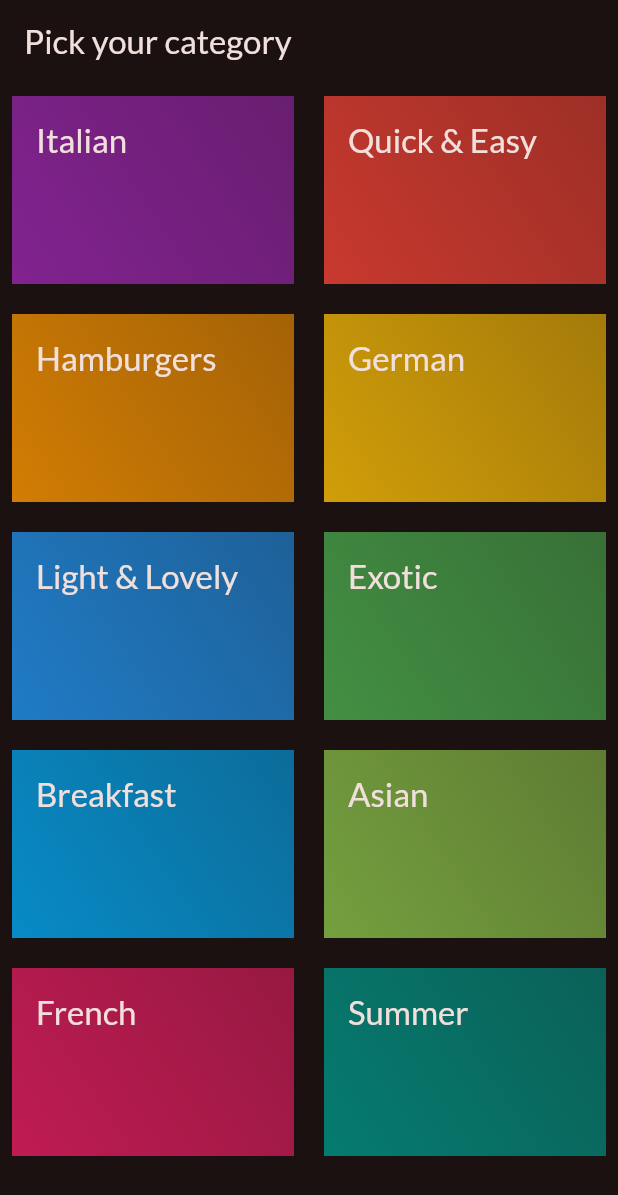
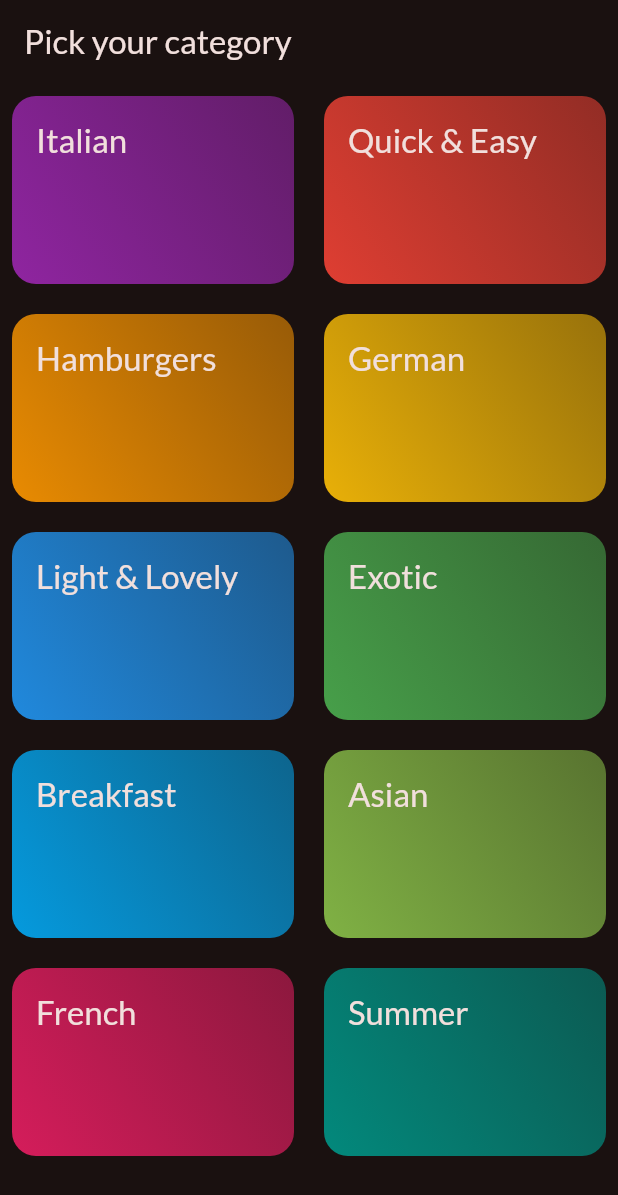
Before and after one commit to alph-a07/flutter-meals, a Flutter app: the screen it shows after launch, on a phone screen of 412 x 824 dp. Shown: the top 1195 px of the screen. Run offline on Flutter 3.47's test engine with Material 3 defaults, Android fonts, the phone set to English and light mode, and no system bars; our stand-ins replace google_fonts.

Commit message:
Change styling of category grid item

```diff
--- a/lib/widgets/category_grid_item.dart
+++ b/lib/widgets/category_grid_item.dart
@@ -9,14 +9,19 @@ class CategoryGridItem extends StatelessWidget {
 
   @override
   Widget build(BuildContext context) {
-    return Container(
+    return InkWell(
+      onTap: () {},
+      splashColor: Theme.of(context).primaryColor,
+      borderRadius: BorderRadius.circular(16),
+      child: Container(
         padding: const EdgeInsets.all(16),
         decoration: BoxDecoration(
           gradient: LinearGradient(
-          colors: [category.color.withOpacity(0.8), category.color.withOpacity(0.6)],
+            colors: [category.color.withOpacity(0.9), category.color.withOpacity(0.55)],
             begin: Alignment.bottomLeft,
             end: Alignment.topRight,
           ),
+          borderRadius: BorderRadius.circular(16),
         ),
         child: Text(
           category.title,
@@ -24,6 +29,7 @@ class CategoryGridItem extends StatelessWidget {
                 color: Theme.of(context).colorScheme.onSurface,
               ),
         ),
+      ),
     );
   }
 }
```
Lines whose indentation alone changed are shown as unchanged.
